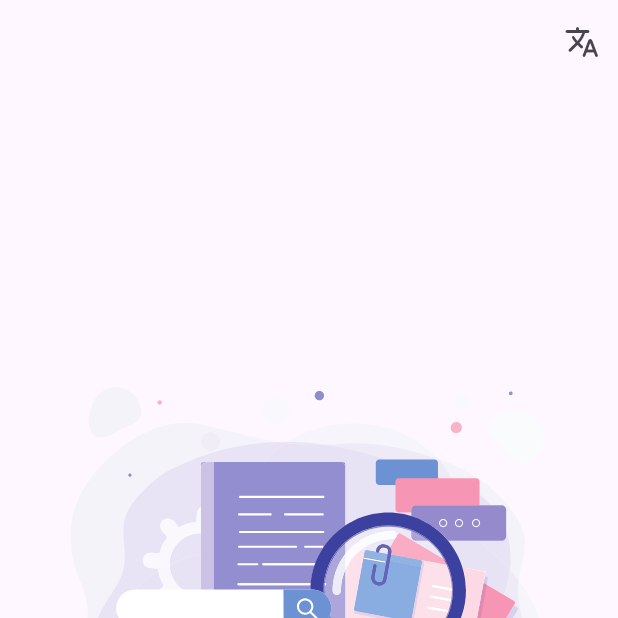
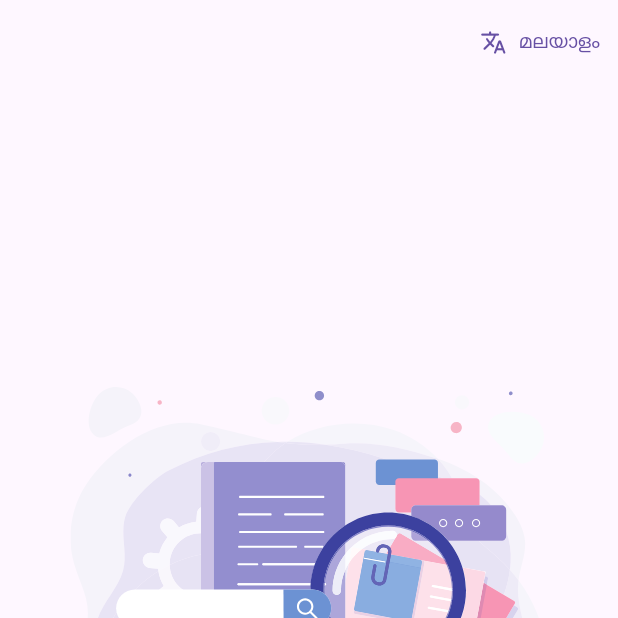
Before and after one commit to sabeeralikp/htr_application, a Flutter app: the screen it shows after launch, on a phone screen of 412 x 824 dp, the top half of it. Run offline on Flutter 3.47's test engine with Material 2 defaults, Android fonts, the phone set to English and light mode, and no system bars; our stand-ins replace dio, file_picker, flutter_rating_bar, flutter_svg, google_fonts, image_picker and 2 more; missing offline and left inert: dart:html, delta_to_pdf, flutter_quill, open_app_file; generated files the repository leaves out were written again.

```diff
--- a/lib/api/api.dart
+++ b/lib/api/api.dart
@@ -1,4 +1,4 @@
 import 'package:dio/dio.dart';
 
-const String baseURL = 'http://192.168.16.54:8000/';
+const String baseURL = 'http://192.168.8.110/';
 final baseOptions = BaseOptions(baseUrl: baseURL);
--- a/lib/screens/home/views/views.dart
+++ b/lib/screens/home/views/views.dart
@@ -158,11 +158,19 @@ class _HomeState extends State<Home> {
   Widget build(BuildContext context) {
     return Scaffold(
         appBar: AppBar(actions: [
-          IconButton(
+          TextButton(
               onPressed: () =>
                   Provider.of<LocaleProvider>(context, listen: false)
                       .changeLocale(),
-              icon: const Icon(Icons.translate_rounded))
+              child: Row(children: [
+                const Icon(Icons.translate_rounded),
+                w8,
+                Text(Provider.of<LocaleProvider>(context, listen: false)
+                            .locale ==
+                        AppLocalizations.supportedLocales[0]
+                    ? 'മലയാളം'
+                    : 'English')
+              ]))
         ]),
         body: Padding(
             padding: pX32,
```
Also changed, not shown: lib/screens/result/views/views.dart (+4 -4 lines), lib/screens/segment/views/view.dart (+8 -7 lines).
